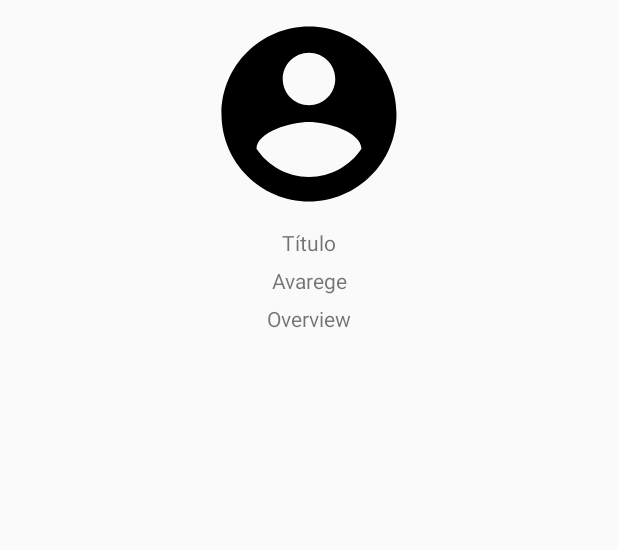
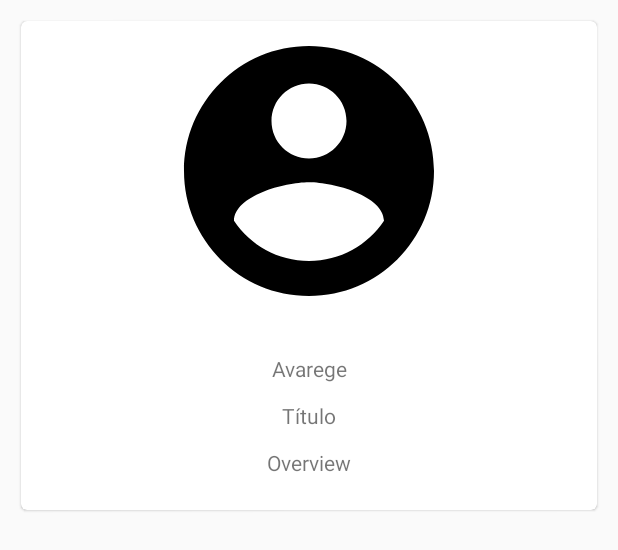
Before and after one commit to brunoh-android/ProjetoIntegrador, an Android app: the layout popular_moives_item.xml on its own in the app's theme, with its tools: preview values and no code run, on a phone screen of 412 x 824 dp. Shown: the top 550 px of the screen. Run offline under Robolectric (Android 15) with nearby library versions, the phone set to English and light mode, and no system bars; network calls fail.

Commit message:
Implementado os Mais votados

```diff
--- a/app/src/main/java/br/bruno/projetointegrador/home/view/tabItens/popular/data/Popular_TMDBApi.kt
+++ b/app/src/main/java/br/bruno/projetointegrador/home/view/tabItens/popular/data/Popular_TMDBApi.kt
@@ -6,9 +6,9 @@
 
 interface Popular_TMDBApi {
 
-    @GET("/3/movie/popular?api_key=$API_KEY")
+    @GET("/3/movie/popular?api_key=$API_KEY&language=pt-BR")
     suspend fun fetchMovieList() : PopularMoviesResponse
 
-    @GET("/3/configuration?api_key=$API_KEY")
+    @GET("/3/configuration?api_key=$API_KEY&language=pt-BR")
     suspend fun fetchImage() : ConfigResponse
 }
--- a/app/src/main/res/layout/popular_moives_item.xml
+++ b/app/src/main/res/layout/popular_moives_item.xml
@@ -1,5 +1,5 @@
 <?xml version="1.0" encoding="utf-8"?>
-<androidx.constraintlayout.widget.ConstraintLayout xmlns:android="http://schemas.android.com/apk/res/android"
+<LinearLayout xmlns:android="http://schemas.android.com/apk/res/android"
     android:layout_width="match_parent"
     android:layout_height="wrap_content"
     android:padding="6dp"
@@ -7,15 +7,34 @@
     xmlns:tools="http://schemas.android.com/tools"
     >
 
+
+    <com.google.android.material.card.MaterialCardView
+        android:id="@+id/card"
+        android:layout_width="match_parent"
+        android:layout_height="wrap_content"
+        android:layout_margin="8dp"
+        >
+
+        <LinearLayout
+            android:layout_width="match_parent"
+            android:layout_height="wrap_content"
+            android:orientation="vertical">
     <ImageView
         android:id="@+id/poster_iv"
-        android:layout_width="120dp"
-        android:layout_height="140dp"
-        android:scaleType="centerCrop"
+        android:layout_width="match_parent"
+        android:layout_height="200dp"
         tools:srcCompat="@drawable/ic_baseline_account_circle_24"
         app:layout_constraintEnd_toEndOf="parent"
         app:layout_constraintStart_toStartOf="parent"
         app:layout_constraintTop_toTopOf="parent" />
+
+        <LinearLayout
+            android:layout_width="match_parent"
+            android:layout_height="wrap_content"
+            android:orientation="vertical"
+            android:padding="16dp">
+
+
     <TextView
         android:id="@+id/avarege"
         android:layout_width="match_parent"
@@ -46,4 +65,10 @@
         app:layout_constraintTop_toBottomOf="@id/avarege"
         app:layout_constraintRight_toRightOf="parent"/>
 
-</androidx.constraintlayout.widget.ConstraintLayout>
+        </LinearLayout>
+        </LinearLayout>
+
+
+    </com.google.android.material.card.MaterialCardView>
+
+</LinearLayout>
```
